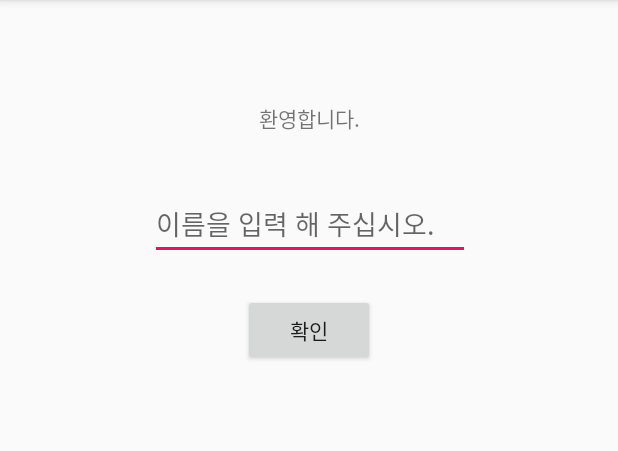
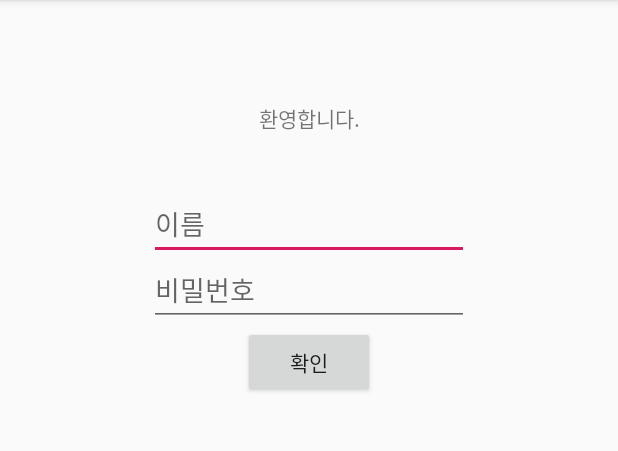
Before and after one commit to JuNijen/AndroidSS, an Android app: the screen it shows after launch (MainActivity), on a phone screen of 412 x 824 dp, the part 84-535 px from its top. Run offline under Robolectric (Android 15) with nearby library versions, the phone set to English and light mode, and no system bars.

Commit message:
ADD Permission ADD SplashActivity ADD AlertDialog ADD String

```diff
--- a/app/src/main/java/com/example/nijentestapplication0916/MainActivity.kt
+++ b/app/src/main/java/com/example/nijentestapplication0916/MainActivity.kt
@@ -7,41 +7,38 @@ import android.os.Bundle
 import android.widget.Button
 import android.widget.EditText
 import android.widget.Toast
-
-//인텐트를 위하여 추가.
 import android.content.Intent
-
 
 class MainActivity : AppCompatActivity() {
 
     override fun onCreate(savedInstanceState: Bundle?) {
         super.onCreate(savedInstanceState)
-        setContentView(R.layout.activity_main)
 
-        SetEditText();
+        setContentView(R.layout.app_login)
+        SetMain();
     }
 
-    fun SetEditText()
+    fun SetMain()
     {
         //버튼과 에딧 텍스트를 찾아 연결해준다.
         var sendButton = findViewById<Button>(R.id.button);
-        var editText = findViewById<EditText>(R.id.editText);
+        var editText = findViewById<EditText>(R.id.nameEdit);
 
         //에딧 텍스트의 힌트를 설정.
         editText.setHint(R.string.TEXT_WRITE_YOUR_NAME);
 
         //버튼이 눌렸을 경우 동작.
         sendButton.setOnClickListener {
-            SendButtonOnClick(editText);
+            sendButtonOnClick(editText);
         }
     }
 
-    fun SendButtonOnClick(arg1: EditText)
+    fun sendButtonOnClick(arg1: EditText)
     {
         if(arg1.text.isEmpty())
         {
             //값이 제대로 입력되지 않았을 경우.
-            Toast.makeText(this, R.string.ERR_EDITTEXT_NOVALUE, Toast.LENGTH_LONG).show();
+            Toast.makeText(this, R.string.ERR_EDITTEXT_NOVALUE, Toast.LENGTH_SHORT).show();
         }
         else
         {
@@ -49,19 +46,18 @@ class MainActivity : AppCompatActivity() {
             Toast.makeText(this, "${arg1.text}님, 반갑습니다.", Toast.LENGTH_LONG).show();
 
             //에디터 텍스트값을 비운다.
-            arg1.setText("");
+            arg1.setText("")
 
-            // 메인으로 화면 이동
-            //val intent = Intent(this,MainPage::class.java)
+            // test_app_buttons으로 화면 이동
+            val intent = Intent(this, TestAppButtons::class.java)
             //intent.putExtra("인텐트 키값","전달할 값")
-            //startActivity(intent)
+            startActivity(intent)
 
-            // 메인으로 화면 이동
-            val intent = Intent(this, TestAppButtons::class.java)
-            startActivity(intent)
+            finish()
         }
     }
 }
+
 
 
 /* 190916 inflearn 강의 ( https://bit.ly/2kL0hew )
--- /dev/null
+++ b/app/src/main/java/com/example/nijentestapplication0916/SplashActivity.kt
@@ -0,0 +1,20 @@
+package com.example.nijentestapplication0916
+
+import android.content.Intent
+import android.os.Bundle
+import androidx.appcompat.app.AppCompatActivity
+
+
+class SplashActivity : AppCompatActivity() {
+
+    override fun onCreate(savedInstanceState: Bundle?) {
+        super.onCreate(savedInstanceState)
+
+        Thread.sleep(3000);
+
+        val intent = Intent(this, MainActivity::class.java)
+        startActivity(intent)
+
+        finish()
+    }
+}
--- /dev/null
+++ b/app/src/main/res/drawable/splash_background.xml
@@ -0,0 +1,10 @@
+<?xml version="1.0" encoding="utf-8"?>
+<layer-list xmlns:android="http://schemas.android.com/apk/res/android">
+
+    <item android:drawable="@android:color/holo_blue_bright" />
+
+    <item>
+        <bitmap android:src="@drawable/loading" />
+    </item>
+
+</layer-list>
--- a/app/src/main/res/layout/activity_main.xml
+++ b/app/src/main/res/layout/app_login.xml
@@ -19,17 +19,32 @@
         app:layout_constraintTop_toTopOf="parent" />
 
     <EditText
-        android:id="@+id/editText"
+        android:id="@+id/nameEdit"
         android:layout_width="wrap_content"
         android:layout_height="wrap_content"
         android:layout_marginEnd="8dp"
         android:layout_marginStart="8dp"
         android:layout_marginTop="36dp"
         android:ems="10"
+
         android:inputType="textPersonName"
         android:hint="@string/TEXT_WRITE_YOUR_NAME"
         app:layout_constraintEnd_toEndOf="parent"
-        app:layout_constraintHorizontal_bias="0.503"
+        app:layout_constraintStart_toStartOf="parent"
+        app:layout_constraintTop_toBottomOf="@+id/textView" />
+
+    <EditText
+        android:id="@+id/pwEdit"
+        android:layout_width="wrap_content"
+        android:layout_height="wrap_content"
+        android:layout_marginStart="8dp"
+        android:layout_marginTop="80dp"
+        android:layout_marginEnd="8dp"
+        android:ems="10"
+
+        android:hint="@string/TEXT_WRITE_YOUR_PW"
+        android:inputType="textPassword"
+        app:layout_constraintEnd_toEndOf="parent"
         app:layout_constraintStart_toStartOf="parent"
         app:layout_constraintTop_toBottomOf="@+id/textView" />
 
@@ -37,15 +52,9 @@
         android:id="@+id/button"
         android:layout_width="wrap_content"
         android:layout_height="wrap_content"
-        android:layout_marginBottom="8dp"
-        android:layout_marginEnd="8dp"
-        android:layout_marginStart="8dp"
-        android:layout_marginTop="8dp"
         android:text="@string/BTN_OK"
-        app:layout_constraintBottom_toBottomOf="parent"
         app:layout_constraintEnd_toEndOf="parent"
         app:layout_constraintStart_toStartOf="parent"
-        app:layout_constraintTop_toBottomOf="@+id/editText"
-        app:layout_constraintVertical_bias="0.028" />
+        app:layout_constraintTop_toBottomOf="@+id/pwEdit"/>
 
 </androidx.constraintlayout.widget.ConstraintLayout>
--- a/app/src/main/res/values/strings.xml
+++ b/app/src/main/res/values/strings.xml
@@ -3,11 +3,18 @@
 
     <string name="ERR_EDITTEXT_NOVALUE">입력되지 않았습니다.</string>
 
-    <string name="TEXT_WRITE_YOUR_NAME">이름을 입력 해 주십시오.</string>
+    <string name="TEXT_WRITE_YOUR_NAME">이름</string> <!--을 입력 해 주십시오.</string>-->
+    <string name="TEXT_WRITE_YOUR_PW">비밀번호</string>
     <string name="TEXT_WELCOME">환영합니다.</string>
+
+    <string name="TEXT_CALL_NUM">119</string>
+    <string name="TEXT_PERMISSION_NOTICE">서비스의 이용을 위해서는\n권한 수락이 필요합니다. </string>
+    <string name="TEXT_NOTICE">안내</string>
 
     <string name="BTN_OK">확인</string>
     <string name="BTN_CANCEL">취소</string>
+
+    <string name="BTN_LOGOUT">로그아웃</string>
 
 
     <!-- 문자열 참조하는 방법 메모 -->
--- a/app/src/main/res/values/styles.xml
+++ b/app/src/main/res/values/styles.xml
@@ -8,4 +8,9 @@
         <item name="colorAccent">@color/colorAccent</item>
     </style>
 
+    <!-- Splash theme. -->
+    <style name="SplashTheme" parent="Theme.AppCompat.NoActionBar">
+        <item name="android:windowBackground">@drawable/splash_background</item>
+    </style>
+
 </resources>
```
Also changed, not shown: app/src/main/AndroidManifest.xml (+8 -2 lines), app/src/main/java/com/example/nijentestapplication0916/AppLogin.kt (added, +17 -0 lines), app/src/main/java/com/example/nijentestapplication0916/ButtonsActivity.kt (added, +87 -0 lines), app/src/main/java/com/example/nijentestapplication0916/PermissionActivity.kt (added, +100 -0 lines), app/src/main/java/com/example/nijentestapplication0916/TestAppButtons.kt (deleted, +0 -51 lines), app/src/main/res/layout/app_main.xml (added, +55 -0 lines), app/src/main/res/layout/test_app_buttons.xml (deleted, +0 -52 lines), app/src/main/res/drawable/loading.jpeg (added).
